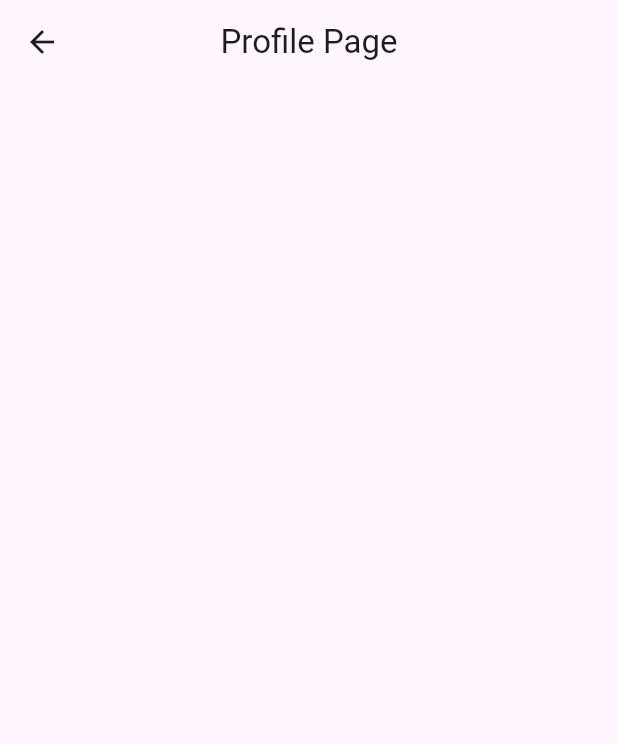
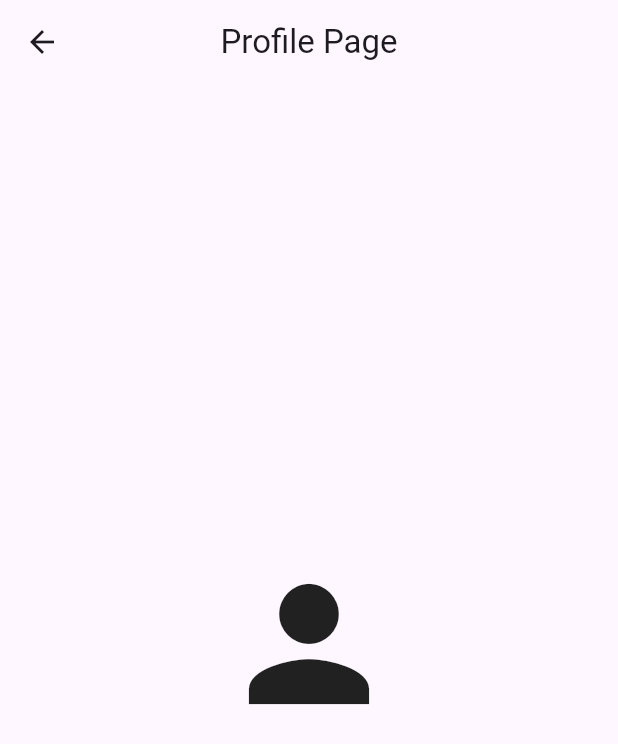
Before and after one commit to abdymazhittoretay/social_media_app, a Flutter app: the ProfilePage screen opened directly, on a phone screen of 412 x 824 dp. Shown: the top 744 px of the screen. Run offline on Flutter 3.47's test engine with Material 3 defaults, Android fonts, the phone set to English and light mode, and no system bars; our stand-ins replace firebase_auth, firebase_core; accounts and stored records are empty; generated files the repository leaves out were written again.

Commit message:
created column with icon and user email

```diff
--- a/lib/pages/profile_page.dart
+++ b/lib/pages/profile_page.dart
@@ -1,4 +1,5 @@
 import 'package:flutter/material.dart';
+import 'package:social_media_app/services/auth_service.dart';
 
 class ProfilePage extends StatefulWidget {
   const ProfilePage({super.key});
@@ -12,6 +13,27 @@ class _ProfilePageState extends State<ProfilePage> {
   Widget build(BuildContext context) {
     return Scaffold(
       appBar: AppBar(title: Text("Profile Page"), centerTitle: true),
+      body: SafeArea(
+        child: Center(
+          child: Padding(
+            padding: const EdgeInsets.symmetric(
+              horizontal: 16.0,
+              vertical: 12.0,
+            ),
+            child: Column(
+              mainAxisAlignment: MainAxisAlignment.center,
+              crossAxisAlignment: CrossAxisAlignment.center,
+              children: [
+                Icon(Icons.person, size: 120.0),
+                Text(
+                  authService.value.currentUser!.email ??
+                      "-Place for your email-",
+                ),
+              ],
+            ),
+          ),
+        ),
+      ),
     );
   }
 }
```
